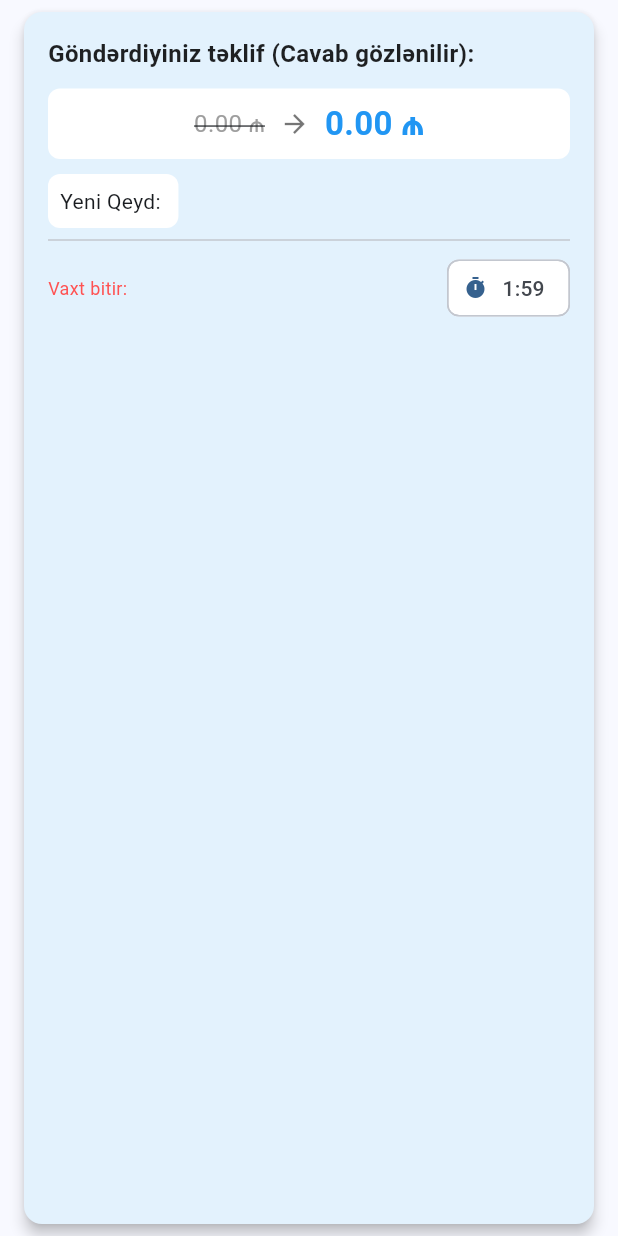
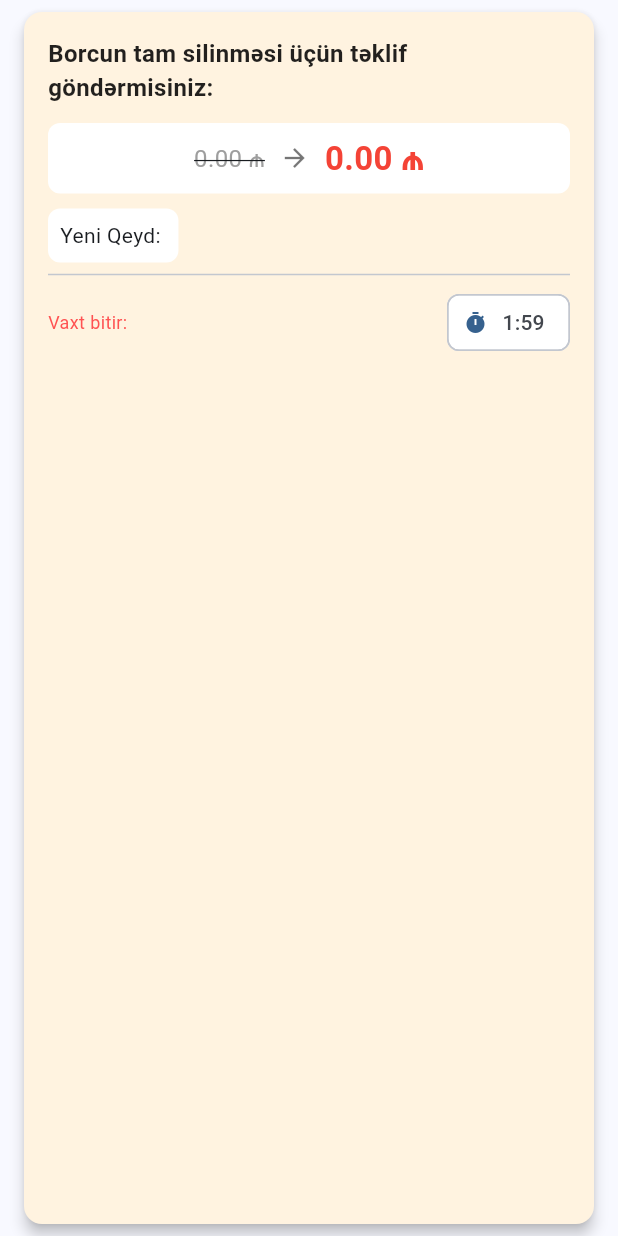
Before and after one commit to bilalibrahimov577-byte/DebitCopybook-Flutter-front-global, a Flutter app: the ProposalCard widget shown alone on an empty page, opened directly with empty values, on a phone screen of 412 x 824 dp. Run offline on Flutter 3.47's test engine with Material 3 defaults, Android fonts, the light colour scheme and no system bars; our stand-ins replace flutter_secure_storage, google_sign_in; accounts and stored records are empty; network calls fail.

Commit message:
teklifler meselesi yenilendi

```diff
--- a/lib/screens/requests_screen.dart
+++ b/lib/screens/requests_screen.dart
@@ -346,7 +346,6 @@ class _ProposalCardState extends State<ProposalCard> {
       setState(() {
         final seconds = _timeLeft!.inSeconds - 1;
         if (seconds <= 0) {
-          // VAXT BİTDİ -> Refresh edirik ki, serverdən silindiyi görünsün
           _timer?.cancel();
           _timeLeft = Duration.zero;
           widget.onAction();
@@ -365,7 +364,6 @@ class _ProposalCardState extends State<ProposalCard> {
       await _sharedDebtService.respondToUpdateProposal(
           context, widget.proposal.id, SharedDebtResponseRequest(accepted: accepted)
       );
-      // CAVAB VERİLDİ -> Refresh edirik ki, kart dərhal silinsin
       widget.onAction();
     } catch (e) {
       if (mounted) {
@@ -377,34 +375,41 @@ class _ProposalCardState extends State<ProposalCard> {
 
   @override
   Widget build(BuildContext context) {
-    // Vaxt bitibsə, heç göstərmə
     if (_timeLeft == Duration.zero) return const SizedBox.shrink();
 
     final oldAmount = widget.proposal.originalAmount ?? 0;
     final newAmount = widget.proposal.proposedAmount ?? 0;
 
-    // Məbləğ fərqini tapırıq (məs: 30 - 20 = 10)
     final diff = (oldAmount - newAmount).abs();
-
-    // Borc azalırsa -> Ödənişdir
     final bool isPayment = newAmount < oldAmount;
 
-    // --- MƏTN GENERASİYASI (Sənin istədiyin kimi) ---
+    // --- YENİ MƏNTİQ BURADADIR ---
+    final bool isFullPayment = newAmount == 0; // Əgər yeni məbləğ 0-dırsa
+
     String titleText = "";
+
     if (widget.isIncoming) {
       if (widget.proposal.proposedAmount != null) {
-        if (isPayment) {
-          // Məsələn: "Əhməd sizə olan 30 AZN borcundan 10 AZN ödədiyini bildirir."
+        if (isFullPayment) {
+          // 1. TAM ÖDƏNİŞ (SİLİNMƏ) MESAJI
+          titleText = "${widget.proposal.proposerName} borcu TAM ödədiyini bildirir. Təsdiqləsəniz borc silinəcək.";
+        } else if (isPayment) {
+          // 2. QİSMƏN ÖDƏNİŞ MESAJI
           titleText = "${widget.proposal.proposerName} sizə olan ${oldAmount.toStringAsFixed(0)} ₼ borcundan ${diff.toStringAsFixed(0)} ₼ ödədiyini bildirir.";
         } else {
-          // Məsələn: "Əhməd borcu 10 AZN artırmaq istəyir."
+          // 3. BORC ARTIRMA MESAJI
           titleText = "${widget.proposal.proposerName} borcu ${diff.toStringAsFixed(0)} ₼ artırmaq istəyir.";
         }
       } else {
         titleText = "${widget.proposal.proposerName} borcun qeydlərini dəyişmək istəyir.";
       }
     } else {
-      titleText = "Göndərdiyiniz təklif (Cavab gözlənilir):";
+      // Göndərən tərəf üçün mesaj
+      if (isFullPayment) {
+        titleText = "Borcun tam silinməsi üçün təklif göndərmisiniz:";
+      } else {
+        titleText = "Göndərdiyiniz təklif (Cavab gözlənilir):";
+      }
     }
     // -------------------------------------------------
 
@@ -412,7 +417,8 @@ class _ProposalCardState extends State<ProposalCard> {
 
     return Card(
       margin: const EdgeInsets.symmetric(horizontal: 16, vertical: 8),
-      color: isPayment ? Colors.green.shade50 : Colors.blue.shade50, // Ödənişdirsə yaşıl, artımdırsa mavi fon
+      // Silinmə təklifidirsə qırmızıya çalan rəng, ödənişdirsə yaşıl, artımdırsa mavi
+      color: isFullPayment ? Colors.orange.shade50 : (isPayment ? Colors.green.shade50 : Colors.blue.shade50),
       elevation: 4,
       shape: RoundedRectangleBorder(borderRadius: BorderRadius.circular(12)),
       child: Padding(
@@ -426,7 +432,7 @@ class _ProposalCardState extends State<ProposalCard> {
 
             const SizedBox(height: 12),
 
-            // 2. RƏQƏMLƏR (Məs: 30 ₼ -> 20 ₼)
+            // 2. RƏQƏMLƏR
             if (widget.proposal.proposedAmount != null)
               Container(
                 padding: const EdgeInsets.all(8),
@@ -436,7 +442,13 @@ class _ProposalCardState extends State<ProposalCard> {
                   children: [
                     Text("${oldAmount.toStringAsFixed(2)} ₼", style: const TextStyle(decoration: TextDecoration.lineThrough, color: Colors.grey, fontSize: 16)),
                     const Padding(padding: EdgeInsets.symmetric(horizontal: 10), child: Icon(Icons.arrow_forward, size: 20, color: Colors.black54)),
-                    Text("${newAmount.toStringAsFixed(2)} ₼", style: TextStyle(fontWeight: FontWeight.bold, fontSize: 22, color: isPayment ? Colors.green : Colors.blue)),
+                    Text("${newAmount.toStringAsFixed(2)} ₼",
+                        style: TextStyle(
+                            fontWeight: FontWeight.bold,
+                            fontSize: 22,
+                            color: isFullPayment ? Colors.red : (isPayment ? Colors.green : Colors.blue)
+                        )
+                    ),
                   ],
                 ),
               ),
@@ -468,13 +480,13 @@ class _ProposalCardState extends State<ProposalCard> {
                   Expanded(child: ElevatedButton(
                       onPressed: () => _respond(false),
                       style: ElevatedButton.styleFrom(backgroundColor: Colors.redAccent),
-                      child: const Text("Yalandır (Rədd et)", style: TextStyle(color: Colors.white, fontSize: 13))
+                      child: const Text("Yalandır (Rədd et)", style: TextStyle(color: Colors.white, fontSize: 12))
                   )),
                   const SizedBox(width: 8),
                   Expanded(child: ElevatedButton(
                       onPressed: () => _respond(true),
                       style: ElevatedButton.styleFrom(backgroundColor: Colors.green),
-                      child: const Text("Təsdiqlə", style: TextStyle(color: Colors.white))
+                      child: Text(isFullPayment ? "Silinsin" : "Təsdiqlə", style: const TextStyle(color: Colors.white))
                   )),
                 ],
               )
```
